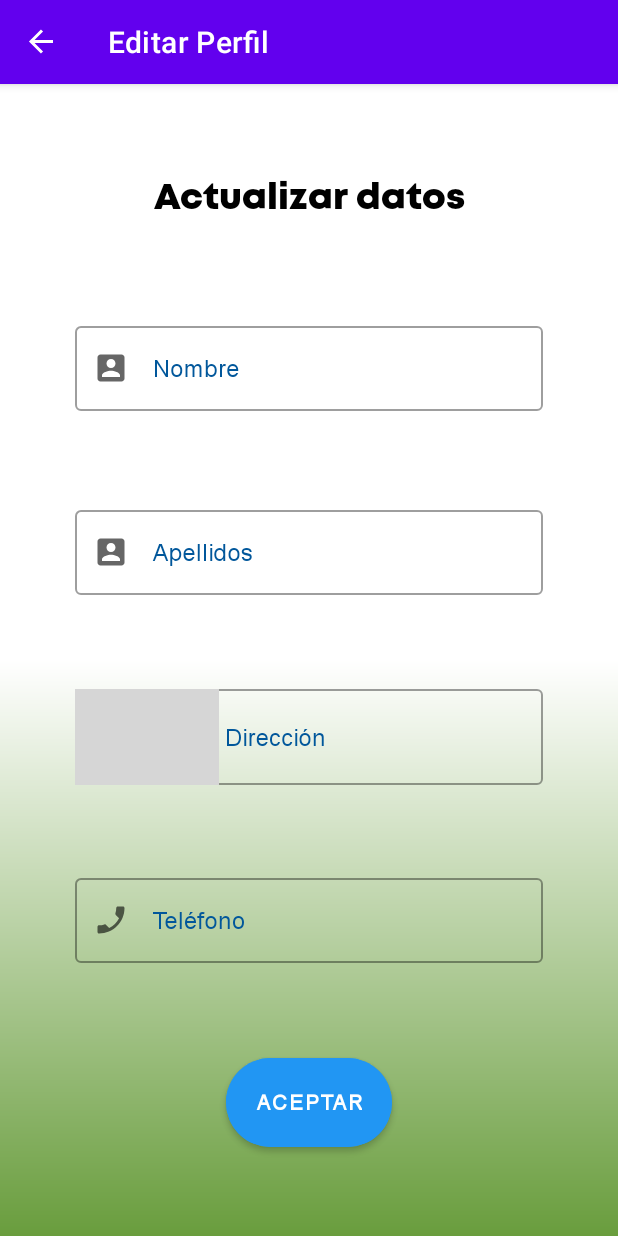
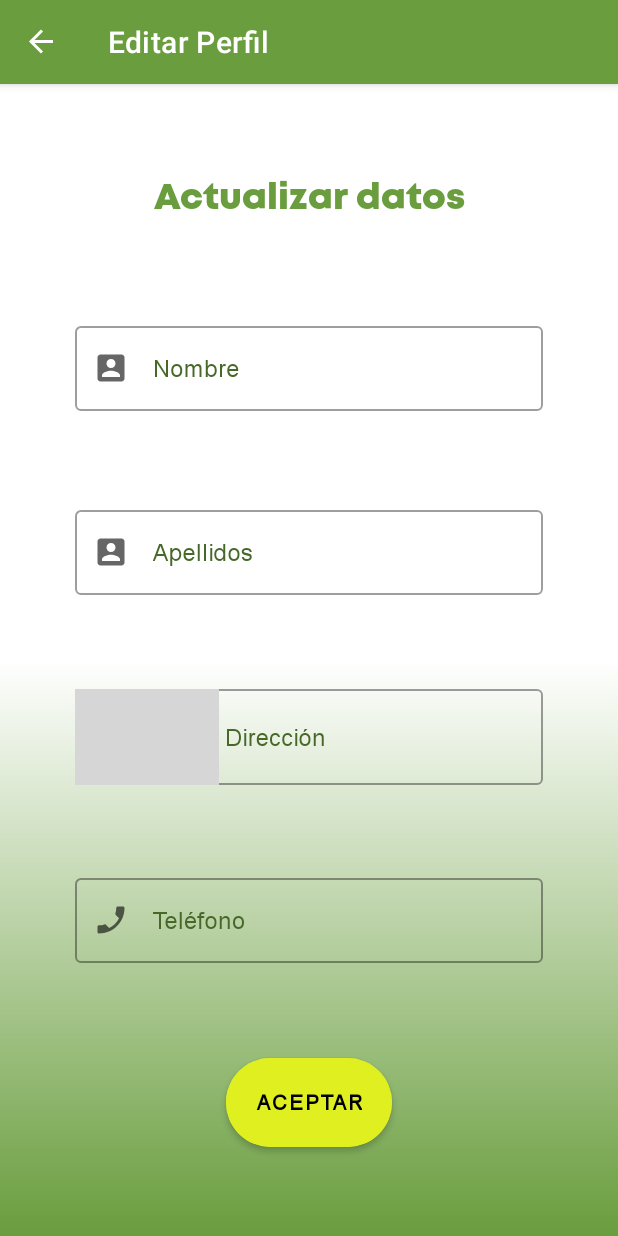
Before and after one commit to P3r1c086/Andarivel, an Android app: the EditarPerfilFragment screen opened through its navigation route, on a phone screen of 412 x 824 dp. Run offline under Robolectric (Android 15) with nearby library versions, the phone set to English and light mode, and no system bars; our stand-ins replace Firebase (no records; nobody signed in at launch, a user with empty details on screens opened directly), navigation-ui; grey boxes are pictures that could not be loaded.

Commit message:
Modificado aspecto vistas

```diff
--- a/app/src/main/res/layout/activity_panel_administrador.xml
+++ b/app/src/main/res/layout/activity_panel_administrador.xml
@@ -17,6 +17,7 @@
     <com.google.android.material.appbar.AppBarLayout
         android:layout_width="match_parent"
         android:layout_height="wrap_content"
+        android:background="@color/verde_andarivel"
         android:fitsSystemWindows="true"
         android:theme="@style/Theme.MenuLateral.AppBarOverlay">
         <androidx.appcompat.widget.Toolbar
--- a/app/src/main/res/layout/fragment_editar_perfil.xml
+++ b/app/src/main/res/layout/fragment_editar_perfil.xml
@@ -15,7 +15,7 @@
         android:gravity="center"
         android:text="@string/actualizar_datos"
         android:textAlignment="center"
-        android:textColor="#000000"
+        android:textColor="@color/verde_andarivel"
         android:textSize="24sp"
         android:textStyle="bold"
         android:fontFamily="@font/mont_heavy"
@@ -29,7 +29,7 @@
         android:layout_width="0dp"
         android:layout_height="0dp"
         android:textAlignment="center"
-        android:textColorHint="#01579B"
+        android:textColorHint="@color/verde_inputs"
         android:textSize="20sp"
         android:textStyle="bold"
         android:gravity="center"
@@ -57,7 +57,7 @@
         android:layout_width="0dp"
         android:layout_height="0dp"
         android:textAlignment="center"
-        android:textColorHint="#01579B"
+        android:textColorHint="@color/verde_inputs"
         android:textSize="20sp"
         android:textStyle="bold"
         android:gravity="center"
@@ -85,7 +85,7 @@
         android:layout_width="0dp"
         android:layout_height="0dp"
         android:textAlignment="center"
-        android:textColorHint="#01579B"
+        android:textColorHint="@color/verde_inputs"
         android:textSize="20sp"
         android:textStyle="bold"
         android:gravity="center"
@@ -113,7 +113,7 @@
         android:layout_width="0dp"
         android:layout_height="0dp"
         android:textAlignment="center"
-        android:textColorHint="#01579B"
+        android:textColorHint="@color/verde_inputs"
         android:textSize="20sp"
         android:textStyle="bold"
         android:gravity="center"
@@ -142,7 +142,8 @@
         android:layout_width="wrap_content"
         android:layout_height="wrap_content"
         android:text="@string/aceptar"
-        android:backgroundTint="#2196F3"
+        android:backgroundTint="@color/verde_botones"
+        android:textColor="@color/black"
         android:padding="20dp"
         android:fontFamily="@font/arial"
         android:textStyle="bold"
--- a/app/src/main/res/layout/fragment_informes.xml
+++ b/app/src/main/res/layout/fragment_informes.xml
@@ -15,13 +15,15 @@
         app:layout_constraintHeight_percent="0.06"
         app:layout_constraintWidth_percent="0.6"
         app:layout_constraintStart_toStartOf="parent"
+        android:layout_marginTop="30dp"
         app:layout_constraintTop_toTopOf="parent"  />
 
     <Button
         android:id="@+id/btDescargar"
         android:layout_width="wrap_content"
         android:layout_height="wrap_content"
-        android:backgroundTint="#2196F3"
+        android:backgroundTint="@color/verde_botones"
+        android:textColor="@color/black"
         android:padding="18dp"
         android:text="@string/descargar"
         android:fontFamily="@font/arial"
```
Also changed, not shown: app/src/main/res/layout/fragment_login.xml (+5 -4 lines), app/src/main/res/layout/fragment_nuevo_usuario.xml (+9 -8 lines), app/src/main/res/layout/fragment_perfil.xml (+7 -6 lines), app/src/main/res/layout/fragment_solicitar_ausencia.xml (+7 -3 lines).
